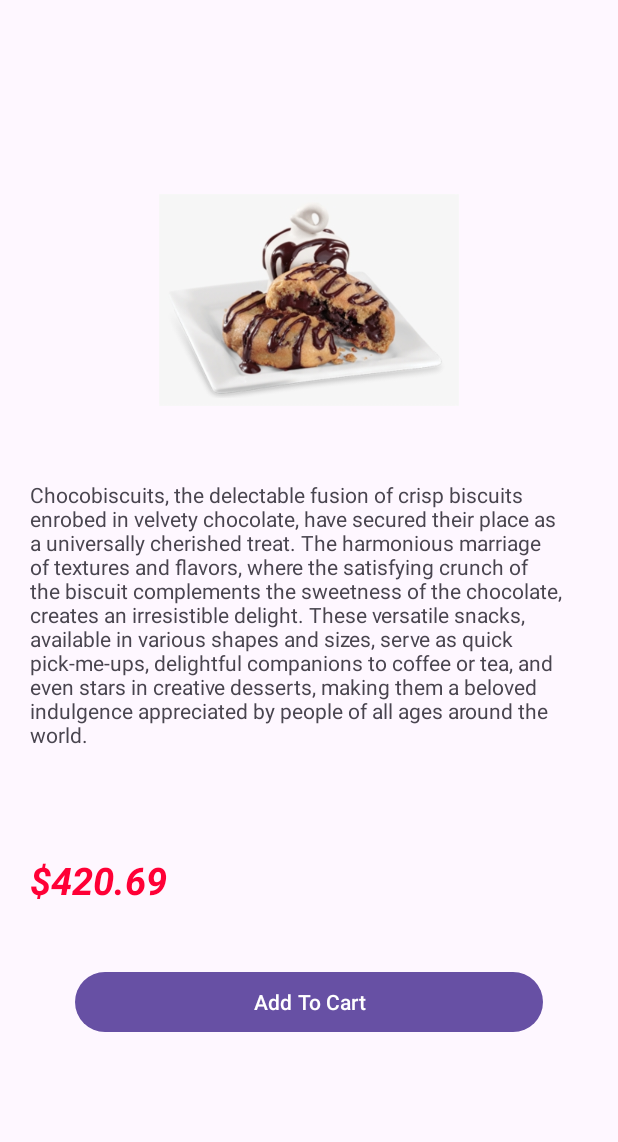
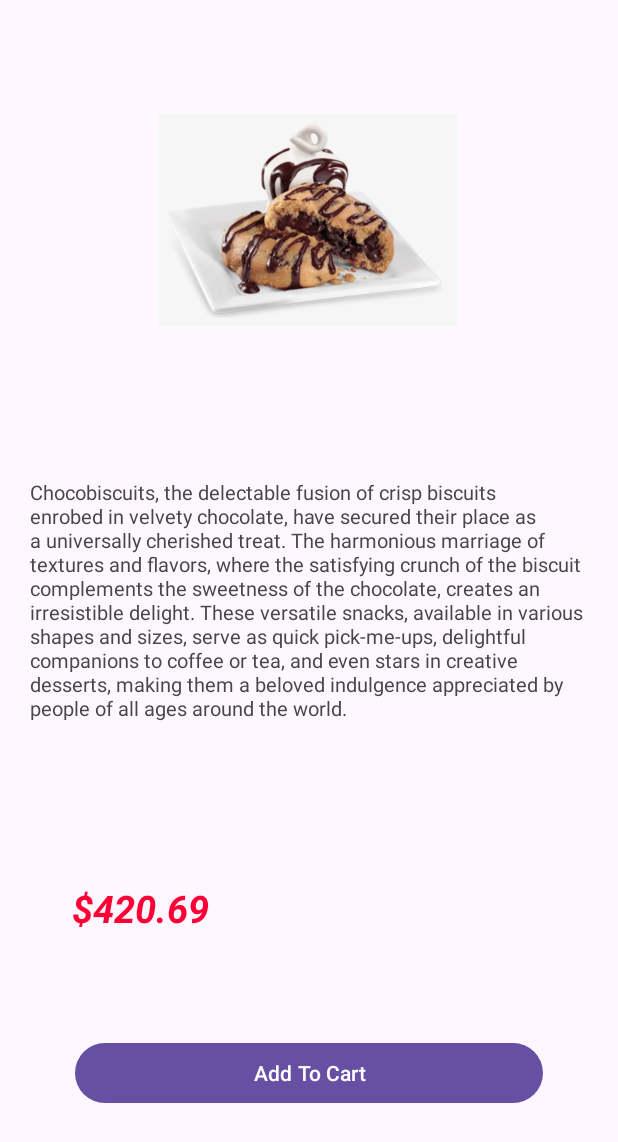
Before and after one commit to zisan23/PastryTreat, an Android app: the layout activity_add_to_cart.xml on its own in the app's theme, with its tools: preview values and no code run, on a phone screen of 412 x 824 dp. Shown: the top 1142 px of the screen. Run offline under Robolectric (Android 15) with nearby library versions, the phone set to English and light mode, and no system bars.

Commit message:
last push before project update 1

```diff
--- a/app/src/main/java/com/example/pastry_treat/AddToCartActivity.java
+++ b/app/src/main/java/com/example/pastry_treat/AddToCartActivity.java
@@ -1,5 +1,6 @@
 package com.example.pastry_treat;
 
+import androidx.appcompat.app.ActionBar;
 import androidx.appcompat.app.AppCompatActivity;
 
 import android.os.Bundle;
@@ -10,5 +11,11 @@ public class AddToCartActivity extends AppCompatActivity {
     protected void onCreate(Bundle savedInstanceState) {
         super.onCreate(savedInstanceState);
         setContentView(R.layout.activity_add_to_cart);
+
+
+        ActionBar actionBar = getSupportActionBar(); //actionbar = toolbar
+        if (actionBar != null) {
+            actionBar.hide();
+        }
     }
 }
--- a/app/src/main/res/layout/activity_add_to_cart.xml
+++ b/app/src/main/res/layout/activity_add_to_cart.xml
@@ -1,53 +1,73 @@
 <?xml version="1.0" encoding="utf-8"?>
-<RelativeLayout xmlns:android="http://schemas.android.com/apk/res/android"
+<androidx.constraintlayout.widget.ConstraintLayout xmlns:android="http://schemas.android.com/apk/res/android"
+    xmlns:app="http://schemas.android.com/apk/res-auto"
     android:layout_width="match_parent"
     android:layout_height="match_parent"
     xmlns:tools="http://schemas.android.com/tools"
     tools:context=".AddToCartActivity">
 
     <ImageView
+        android:id="@+id/iv_addToCart"
         android:layout_width="200dp"
-        android:layout_height="200dp"
+        android:layout_height="180dp"
         android:layout_centerHorizontal="true"
-        android:layout_marginTop="100dp"
-        android:id="@+id/iv_addToCart"
         android:src="@drawable/chocobiscuit"
-        />
+        app:layout_constraintBottom_toBottomOf="parent"
+        app:layout_constraintEnd_toEndOf="parent"
+        app:layout_constraintHorizontal_bias="0.497"
+        app:layout_constraintStart_toStartOf="parent"
+        app:layout_constraintTop_toTopOf="parent"
+        app:layout_constraintVertical_bias="0.088" />
 
     <TextView
         android:id="@+id/tv_desc_food_addToCart"
         android:layout_width="wrap_content"
         android:layout_height="wrap_content"
         android:layout_below="@+id/iv_addToCart"
+        android:layout_marginBottom="16dp"
+        android:padding="20dp"
         android:text="Chocobiscuits, the delectable fusion of crisp biscuits enrobed in velvety chocolate, have secured their place as a universally cherished treat. The harmonious marriage of textures and flavors, where the satisfying crunch of the biscuit complements the sweetness of the chocolate, creates an irresistible delight. These versatile snacks, available in various shapes and sizes, serve as quick pick-me-ups, delightful companions to coffee or tea, and even stars in creative desserts, making them a beloved indulgence appreciated by people of all ages around the world."
-        android:padding="20dp"
-        />
+        android:textSize="13sp"
+        app:layout_constraintBottom_toBottomOf="parent"
+        app:layout_constraintEnd_toEndOf="parent"
+        app:layout_constraintHorizontal_bias="0.0"
+        app:layout_constraintStart_toStartOf="parent"
+        app:layout_constraintTop_toTopOf="parent"
+        app:layout_constraintVertical_bias="0.493" />
 
     <TextView
         android:id="@+id/tv_price_addToCart"
         android:layout_width="wrap_content"
         android:layout_height="wrap_content"
+        android:layout_marginTop="20dp"
+
+        android:padding="20dp"
+        android:text="$420.69   "
+        android:textColor="@color/ELECTRIC_RED"
+        android:textSize="25sp"
         android:textStyle="bold|italic"
-        android:textColor="@color/ELECTRIC_RED"
-        android:text="$420.69"
-        android:layout_below="@+id/tv_desc_food_addToCart"
-        android:textSize="25sp"
-        android:layout_marginTop="50dp"
-        android:layout_marginLeft="20dp"
-        />
+        app:layout_constraintBottom_toBottomOf="parent"
+        app:layout_constraintEnd_toEndOf="parent"
+        app:layout_constraintHorizontal_bias="0.107"
+        app:layout_constraintStart_toStartOf="parent"
+        app:layout_constraintTop_toTopOf="parent"
+        app:layout_constraintVertical_bias="0.751" />
 
     <Button
         android:id="@+id/btn_addToCart"
         android:layout_width="match_parent"
         android:layout_height="wrap_content"
-        android:text="Add To Cart"
+        android:layout_below="@id/tv_price_addToCart"
         android:layout_marginHorizontal="50dp"
-        android:layout_below="@id/tv_price_addToCart"
-        android:layout_marginTop="40dp"
-        />
 
 
+        android:text="Add To Cart"
+        app:layout_constraintBottom_toBottomOf="parent"
+        app:layout_constraintEnd_toEndOf="parent"
+        app:layout_constraintHorizontal_bias="0.494"
+        app:layout_constraintStart_toStartOf="parent"
+        app:layout_constraintTop_toTopOf="parent"
+        app:layout_constraintVertical_bias="0.891" />
 
 
-
-</RelativeLayout>
+</androidx.constraintlayout.widget.ConstraintLayout>
```
Also changed, not shown: app/src/main/java/com/example/pastry_treat/HomeActivity.java (+7 -0 lines).
